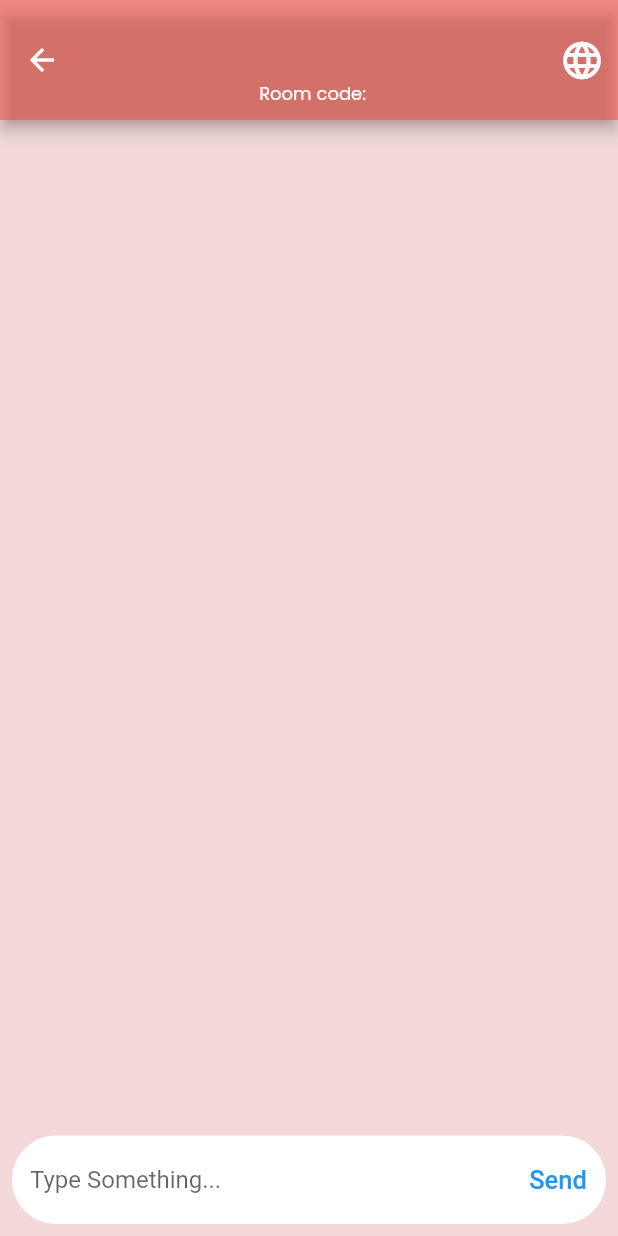
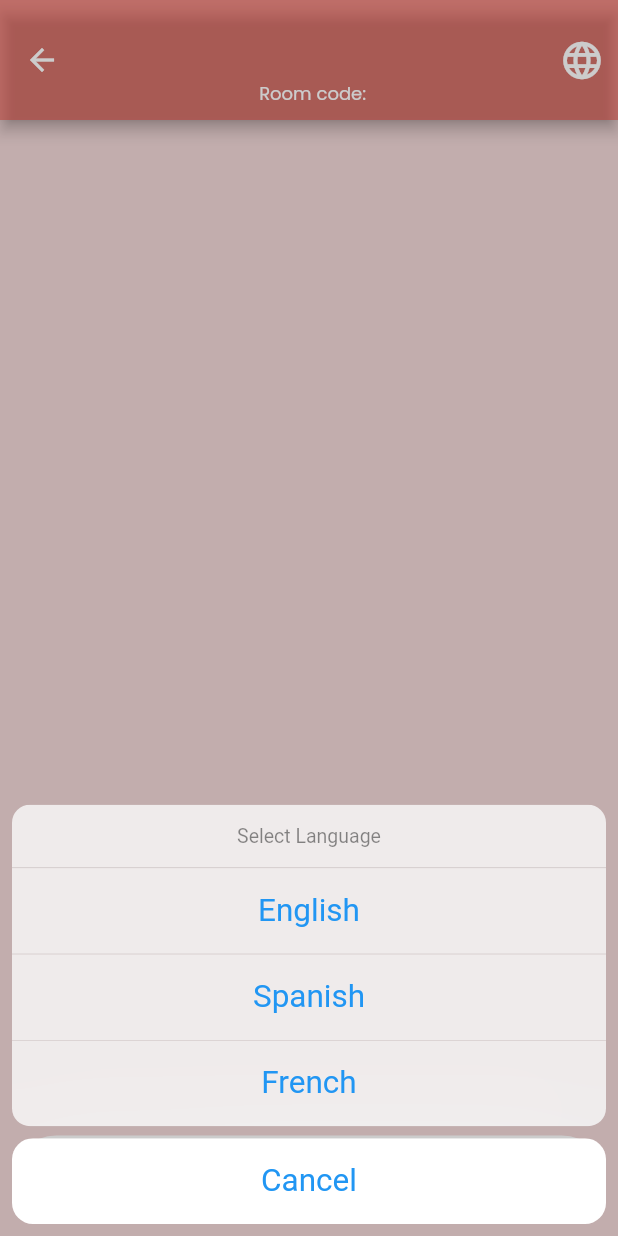
Before and after one commit to thebigjoe29/GlobeChat, a Flutter app: the chatpage screen opened directly with empty values, after a tap on the "language" icon, on a phone screen of 412 x 824 dp. Run offline on Flutter 3.47's test engine with Material 2 defaults, Android fonts, the phone set to English and light mode, and no system bars; our stand-ins replace cloud_firestore, file_picker, firebase_auth, firebase_core, firebase_storage, fluttertoast and 1 more; accounts and stored records are empty.

Commit message:
need lang func

```diff
--- a/lib/chat.dart
+++ b/lib/chat.dart
@@ -1,6 +1,7 @@
 import 'package:chatapp/basic_functions.dart';
 import 'package:chatapp/options.dart';
 import 'package:firebase_auth/firebase_auth.dart';
+import 'package:flutter/cupertino.dart';
 import 'package:flutter/material.dart';
 import 'package:cloud_firestore/cloud_firestore.dart';
 import 'package:lottie/lottie.dart';
@@ -9,7 +10,8 @@ class chatpage extends StatefulWidget {
   final bool isCreated;
   final String chatRoomCode;
 
-  const chatpage({Key? key, required this.isCreated, required this.chatRoomCode})
+  const chatpage(
+      {Key? key, required this.isCreated, required this.chatRoomCode})
       : super(key: key);
 
   @override
@@ -21,44 +23,91 @@ class _chatpageState extends State<chatpage> {
   late Future roomNameFuture;
   void initState() {
     super.initState();
-  loggedInUserEmail=auth.currentUser?.email;
+    loggedInUserEmail = auth.currentUser?.email;
 
-  roomNameFuture=getChatRoomName(widget.chatRoomCode);
+    roomNameFuture = getChatRoomName(widget.chatRoomCode);
   }
-  Future timeDelay() async{
+
+  Future timeDelay() async {
     await Future.delayed(Duration(seconds: 1));
   }
+
   //String message = "hi";
   FirebaseFirestore instance = FirebaseFirestore.instance;
   FirebaseAuth auth = FirebaseAuth.instance;
-  TextEditingController message=TextEditingController();
+  TextEditingController message = TextEditingController();
   var loggedInUserEmail;
   var isMe;
   var loggedInUserUsername;
-  var radius=Radius.circular(30);
+  var radius = Radius.circular(30);
 
   var roomName;
   @override
   Widget build(BuildContext context) {
     return SafeArea(
       child: Scaffold(
-
         backgroundColor: Color.fromARGB(255, 242, 216, 216),
         appBar: AppBar(
           backgroundColor: Colors.red.withOpacity(0.5),
           // automaticallyImplyLeading: false,
           actions: [
-            IconButton(onPressed: (){
-             // logoutUser();
-             // Navigator.pop(context
-            }, icon:Icon(Icons.language,size: 30,) ),
+            IconButton(
+                onPressed: () {
+                  showCupertinoModalPopup(
+                    context:
+                        context, // Make sure you have access to the context
+                    builder: (BuildContext context) {
+                      return SingleChildScrollView(
+                        child: Container(
+                          // constraints: BoxConstraints(maxHeight: 300),
+                          child: CupertinoActionSheet(
+                            title: Text("Select Language"),
+                            actions: <Widget>[
+                              CupertinoActionSheetAction(
+                                child: Text("English"),
+                                onPressed: () {
+                                  // Handle the first option
+                                  Navigator.of(context).pop();
+                                },
+                              ),
+                              CupertinoActionSheetAction(
+                                child: Text('Spanish'),
+                                onPressed: () {
+                                  // Handle the second option
+                                  Navigator.of(context).pop();
+                                },
+                              ),
+                              CupertinoActionSheetAction(
+                                child: Text('French'),
+                                onPressed: () {
+                                  // Handle the second option
+                                  Navigator.of(context).pop();
+                                },
+                              ),
+                              // Add more options as needed
+                            ],
+                            cancelButton: CupertinoActionSheetAction(
+                              child: Text('Cancel'),
+                              onPressed: () {
+                                Navigator.of(context).pop();
+                              },
+                            ),
+                          ),
+                        ),
+                      );
+                    },
+                  );
+                },
+                icon: Icon(
+                  Icons.language,
+                  size: 30,
+                )),
           ],
           // leading: IconButton(onPressed: (){}, icon: Icon(Icons.logout)),
           toolbarHeight: 80,
           title: Center(
             child: Column(
               children: [
-
                 FutureBuilder(
                   future: roomNameFuture,
                   builder: (context, snapshot) {
@@ -68,66 +117,115 @@ var roomName;
                     if (snapshot.hasError || !snapshot.hasData) {
                       return Text('Error'); // Handle errors here
                     }
-                    return Text(snapshot.data!.toUpperCase(),style: TextStyle(fontFamily: "myFont",fontSize: 30,fontWeight: FontWeight.bold),); // Display the room name
+                    return Text(
+                      snapshot.data!.toUpperCase(),
+                      style: TextStyle(
+                          fontFamily: "myFont",
+                          fontSize: 30,
+                          fontWeight: FontWeight.bold),
+                    ); // Display the room name
                   },
                 ),
-                Text("Room code: "+widget.chatRoomCode.toString(),style: TextStyle(fontFamily: "myFont",fontSize: 12),)
+                Text(
+                  "Room code: " + widget.chatRoomCode.toString(),
+                  style: TextStyle(fontFamily: "myFont", fontSize: 12),
+                )
               ],
             ),
           ),
-        ),// Replace with your chat room name
+        ), // Replace with your chat room name
 
-        body:
-            Column(
+        body: Column(
           mainAxisAlignment: MainAxisAlignment.center,
           children: [
             Expanded(
               child: StreamBuilder<QuerySnapshot>(
                 stream: FirebaseFirestore.instance
                     .collection('chatroom')
-                        .doc(widget.chatRoomCode) // Use chatRoomCode as the document ID
+                    .doc(widget
+                        .chatRoomCode) // Use chatRoomCode as the document ID
                     .collection('messages')
-                        .orderBy('timestamp',descending: true)
-
+                    .orderBy('timestamp', descending: true)
                     .snapshots(),
-                    builder:
-                        (BuildContext context, AsyncSnapshot<QuerySnapshot> snapshot) {
+                builder: (BuildContext context,
+                    AsyncSnapshot<QuerySnapshot> snapshot) {
                   // if (snapshot.hasError) {
                   //   return Text('Error: ${snapshot.error}');
                   // }
 
                   if (snapshot.connectionState == ConnectionState.waiting) {
                     // timeDelay();
-                     return   SizedBox(
+                    return SizedBox(
                       child: Center(child: Lottie.asset('assets/1.json')),
                       width: 200,
                       height: 200,
                     );
-
                   }
 
                   // Extract and display messages here
                   final messages = snapshot.data!.docs.toList();
+                  String previousSender = "";
+                  bool shouldShowSender = true;
+                  DateTime previoustime = DateTime.now();
                   return ListView.builder(
                     reverse: true,
                     physics: BouncingScrollPhysics(),
                     itemCount: messages.length,
                     itemBuilder: (context, index) {
-                          final messageData = messages[index].data() as Map<String, dynamic>;
+                      final messageData =
+                          messages[index].data() as Map<String, dynamic>;
                       final sender = messageData['sender'];
+
                       final text = messageData['text'];
-                          final email=messageData['email'];
+
+                      final email = messageData['email'];
+
+                      final timestamp = messageData['timestamp'];
+                      print(timestamp);
+
+                      if (timestamp != null && timestamp is Timestamp) {
+
+                        final timestampDateTime =
+                            (timestamp as Timestamp).toDate();
+
+                        if (previousSender != sender ||
+                            timestampDateTime
+                                    .difference(previoustime)
+                                    .inMinutes >
+                                1) {
+                          shouldShowSender = true;
+                        } else {
+                          shouldShowSender = false;
+                        }
+
+                        previoustime = timestampDateTime;
+                      } else {
+                       print("TIMESTAMP NULL");
+                      }
+
+                      previousSender = sender;
+
                       final isCurrentUserMessage = email == loggedInUserEmail;
 
                       return Padding(
-                            padding: const EdgeInsets.only(left: 10,right: 10,bottom: 5,top: 5),
+                        padding: const EdgeInsets.only(
+                            left: 10, right: 10, bottom: 5, top: 5),
                         child: Align(
-                              alignment: isCurrentUserMessage? Alignment.centerRight: Alignment.centerLeft,
+                          alignment: isCurrentUserMessage
+                              ? Alignment.centerRight
+                              : Alignment.centerLeft,
                           child: Column(
-                                crossAxisAlignment: isCurrentUserMessage? CrossAxisAlignment.end: CrossAxisAlignment.start,
-
+                            crossAxisAlignment: isCurrentUserMessage
+                                ? CrossAxisAlignment.end
+                                : CrossAxisAlignment.start,
                             children: [
-                                  Text(sender,style: TextStyle(fontSize: 12,color: Color.fromARGB(255, 108, 107, 107)),),
+                               Text(
+                                      sender, // Display the sender's name
+                                      style: TextStyle(
+                                          fontSize: 12,
+                                          color: Color.fromARGB(
+                                              255, 108, 107, 107)),
+                                    ),
                                    SizedBox(
                                       height: 3,
                                     ),
@@ -137,25 +235,36 @@ var roomName;
                                     //height: 50,
                                     //width: 100,
                                     decoration: BoxDecoration(
-                                          color:isCurrentUserMessage? Colors.blue: Colors.green,
-                                          borderRadius: isCurrentUserMessage? BorderRadius.only(topLeft: radius,bottomLeft: radius,bottomRight: radius):BorderRadius.only(topRight: radius,bottomLeft: radius,bottomRight: radius),
+                                      color: isCurrentUserMessage
+                                          ? Colors.blue
+                                          : Colors.green,
+                                      borderRadius: isCurrentUserMessage
+                                          ? BorderRadius.only(
+                                              topLeft: radius,
+                                              bottomLeft: radius,
+                                              bottomRight: radius)
+                                          : BorderRadius.only(
+                                              topRight: radius,
+                                              bottomLeft: radius,
+                                              bottomRight: radius),
                                     ),
-                                        child: Center(child: Padding(
-                                          padding: EdgeInsets.symmetric(vertical: 15,horizontal: 15),
-                                          child: Text(text,style: TextStyle(
-                                            color: Colors.white,
-                                            fontSize: 15
-                                          ),),
+                                    child: Center(
+                                        child: Padding(
+                                      padding: EdgeInsets.symmetric(
+                                          vertical: 15, horizontal: 15),
+                                      child: Text(
+                                        text,
+                                        style: TextStyle(
+                                            color: Colors.white, fontSize: 15),
+                                      ),
                                     )),
                                   ),
                                 ),
                               ),
-
                             ],
                           ),
                         ),
                       );
-
                     },
                   );
                 },
@@ -164,32 +273,37 @@ var roomName;
             Padding(
               padding: const EdgeInsets.all(8.0),
               child: TextField(
-
                 controller: message,
                 decoration: InputDecoration(
                     hintText: "Type Something...",
-                      suffixIcon: TextButton(onPressed: ()async{
-                       var messageText=message.text;
-                       if(messageText.isNotEmpty){
+                    suffixIcon: TextButton(
+                      onPressed: () async {
+                        var messageText = message.text;
+                        if (messageText.isNotEmpty) {
                           message.clear();
-                        loggedInUserUsername=await getUsernameByEmail(loggedInUserEmail);
-                        addChatToARoom(chatRoomCode,messageText , loggedInUserUsername);}
-
+                          loggedInUserUsername =
+                              await getUsernameByEmail(loggedInUserEmail);
+                          addChatToARoom(
+                              chatRoomCode, messageText, loggedInUserUsername);
+                        }
                       },
                       style: TextButton.styleFrom(
                         splashFactory: NoSplash.splashFactory,
                       ),
-                      child: Text("Send",style: TextStyle(fontSize: 17),),),
+                      child: Text(
+                        "Send",
+                        style: TextStyle(fontSize: 17),
+                      ),
+                    ),
                     filled: true,
                     fillColor: Colors.white,
-                      border: OutlineInputBorder(borderRadius: BorderRadius.circular(30),borderSide: BorderSide.none)
-                    ),
+                    border: OutlineInputBorder(
+                        borderRadius: BorderRadius.circular(30),
+                        borderSide: BorderSide.none)),
               ),
             )
           ],
         ),
-
-
       ),
     );
   }
```
Lines whose indentation alone changed are shown as unchanged.
